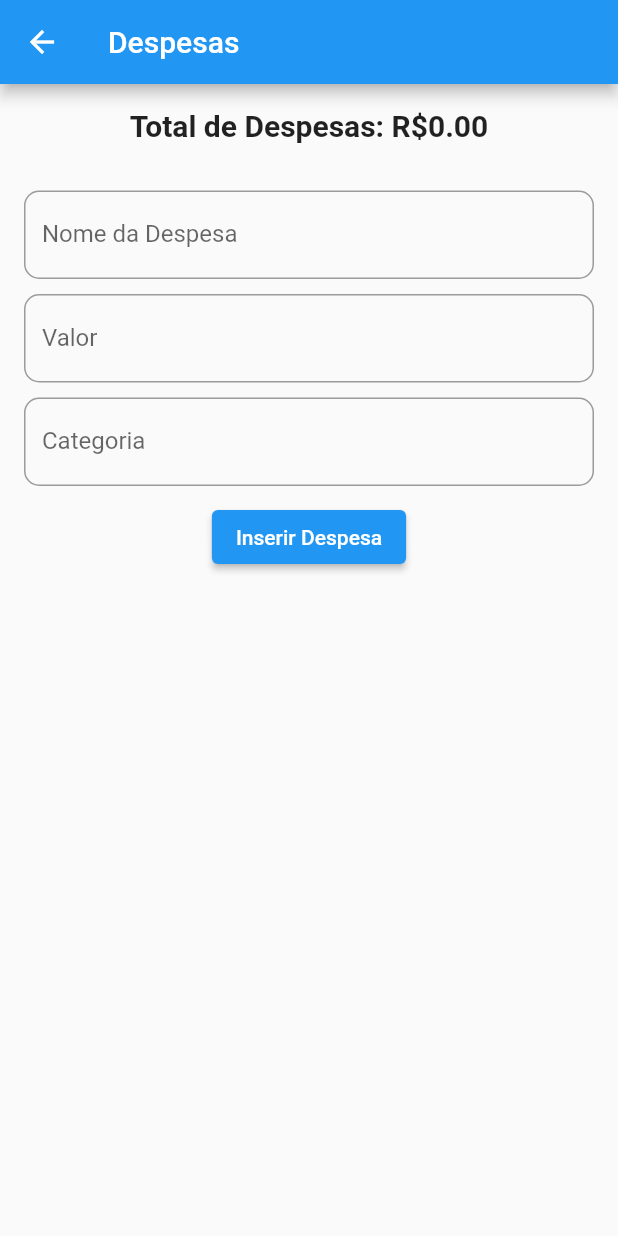
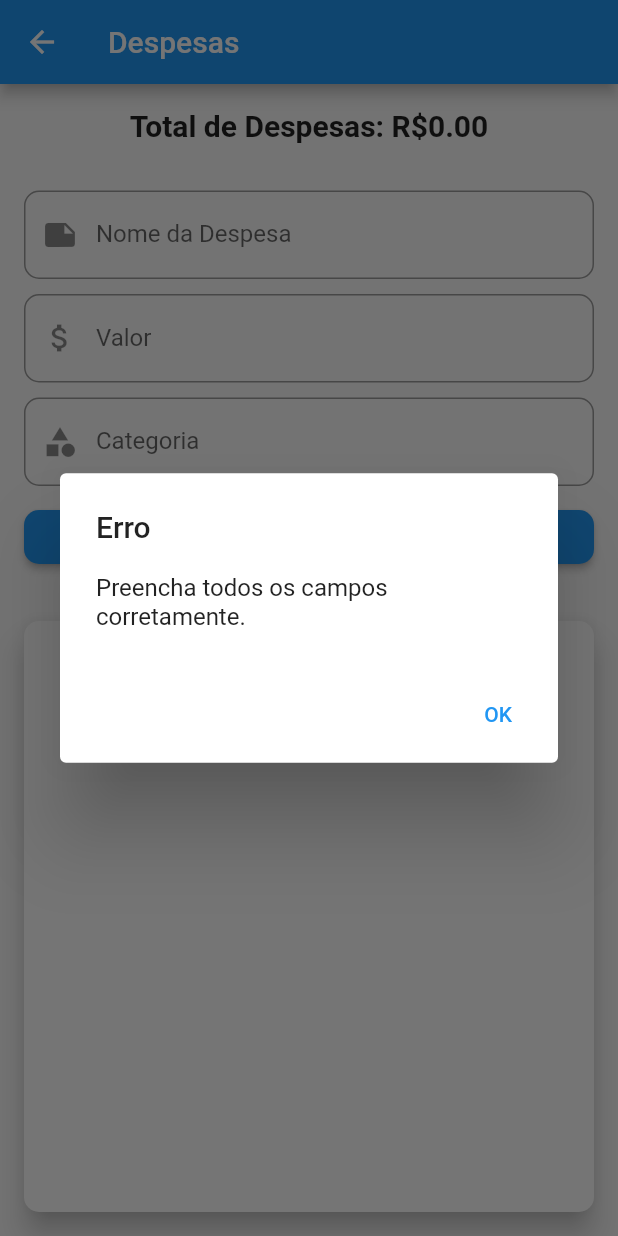
Before and after one commit to thiagoaraujo234/Gastei-flutter, a Flutter app: the DespesaScreen screen opened directly, after a tap on "Inserir Despesa", on a phone screen of 412 x 824 dp. Run offline on Flutter 3.47's test engine with Material 2 defaults, Android fonts, the phone set to English and light mode, and no system bars; our stand-ins replace charts_flutter, flutter_typeahead, shared_preferences; accounts and stored records are empty.

Commit message:
Mensagem de erro e atualização tela despesas

```diff
--- a/lib/views/despesa_screen.dart
+++ b/lib/views/despesa_screen.dart
@@ -48,6 +48,23 @@ class _DespesaScreenState extends State<DespesaScreen> {
     if (nameController.text.isEmpty ||
         amountController.text.isEmpty ||
         categoryController.text.isEmpty) {
+      showDialog(
+        context: context,
+        builder: (context) {
+          return AlertDialog(
+            title: Text('Erro'),
+            content: Text('Preencha todos os campos corretamente.'),
+            actions: <Widget>[
+              TextButton(
+                onPressed: () {
+                  Navigator.of(context).pop();
+                },
+                child: Text('OK'),
+              ),
+            ],
+          );
+        },
+      );
       return;
     }
 
@@ -55,6 +72,23 @@ class _DespesaScreenState extends State<DespesaScreen> {
     try {
       amount = double.parse(amountController.text);
     } catch (e) {
+      showDialog(
+        context: context,
+        builder: (context) {
+          return AlertDialog(
+            title: Text('Erro'),
+            content: Text('O valor deve ser um número válido.'),
+            actions: <Widget>[
+              TextButton(
+                onPressed: () {
+                  Navigator.of(context).pop();
+                },
+                child: Text('OK'),
+              ),
+            ],
+          );
+        },
+      );
       return;
     }
 
@@ -117,45 +151,67 @@ class _DespesaScreenState extends State<DespesaScreen> {
             padding: const EdgeInsets.all(16.0),
             child: Column(
               children: [
-                TextField(
+                TextFormField(
                   controller: nameController,
                   decoration: InputDecoration(
                     labelText: 'Nome da Despesa',
                     border: OutlineInputBorder(
                       borderRadius: BorderRadius.circular(10.0),
                     ),
+                    prefixIcon: Icon(Icons.note),
                   ),
                 ),
                 SizedBox(height: 10),
-                TextField(
+                TextFormField(
                   controller: amountController,
                   decoration: InputDecoration(
                     labelText: 'Valor',
                     border: OutlineInputBorder(
                       borderRadius: BorderRadius.circular(10.0),
                     ),
+                    prefixIcon: Icon(Icons.attach_money),
                   ),
                   keyboardType: TextInputType.number,
                 ),
                 SizedBox(height: 10),
-                TextField(
+                TextFormField(
                   controller: categoryController,
                   decoration: InputDecoration(
                     labelText: 'Categoria',
                     border: OutlineInputBorder(
                       borderRadius: BorderRadius.circular(10.0),
                     ),
+                    prefixIcon: Icon(Icons.category),
                   ),
                 ),
                 SizedBox(height: 10),
                 ElevatedButton(
                   onPressed: _addDespesa,
-                  child: Text('Inserir Despesa'),
+                  style: ElevatedButton.styleFrom(
+                    primary: Theme.of(context).primaryColor,
+                    shape: RoundedRectangleBorder(
+                      borderRadius: BorderRadius.circular(10.0),
+                    ),
+                  ),
+                  child: Container(
+                    alignment: Alignment.center,
+                    width: double.infinity,
+                    child: Text(
+                      'Inserir Despesa',
+                      style: TextStyle(color: Colors.white),
+                    ),
+                  ),
                 ),
               ],
             ),
           ),
           Expanded(
+            child: Card(
+              elevation: 8, // Adicionei uma sombra ao redor da lista de itens
+              shape: RoundedRectangleBorder(
+                borderRadius: BorderRadius.circular(10.0), // Bordas arredondadas
+              ),
+              margin: EdgeInsets.all(16),
               child: ListView.builder(
                 itemCount: despesas.length,
                 itemBuilder: (ctx, index) {
@@ -180,6 +236,7 @@ class _DespesaScreenState extends State<DespesaScreen> {
                 },
               ),
             ),
+          ),
         ],
       ),
     );
```
Also changed, not shown: lib/views/receita_screen.dart (+39 -6 lines). Lines whose indentation alone changed are shown as unchanged.
